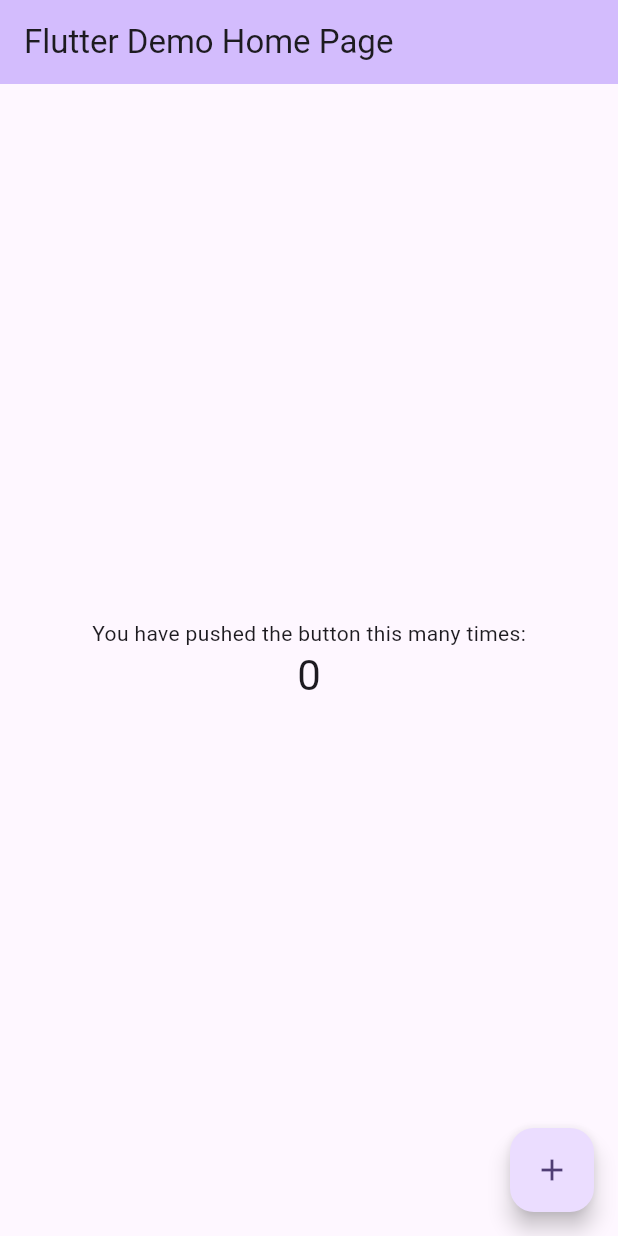
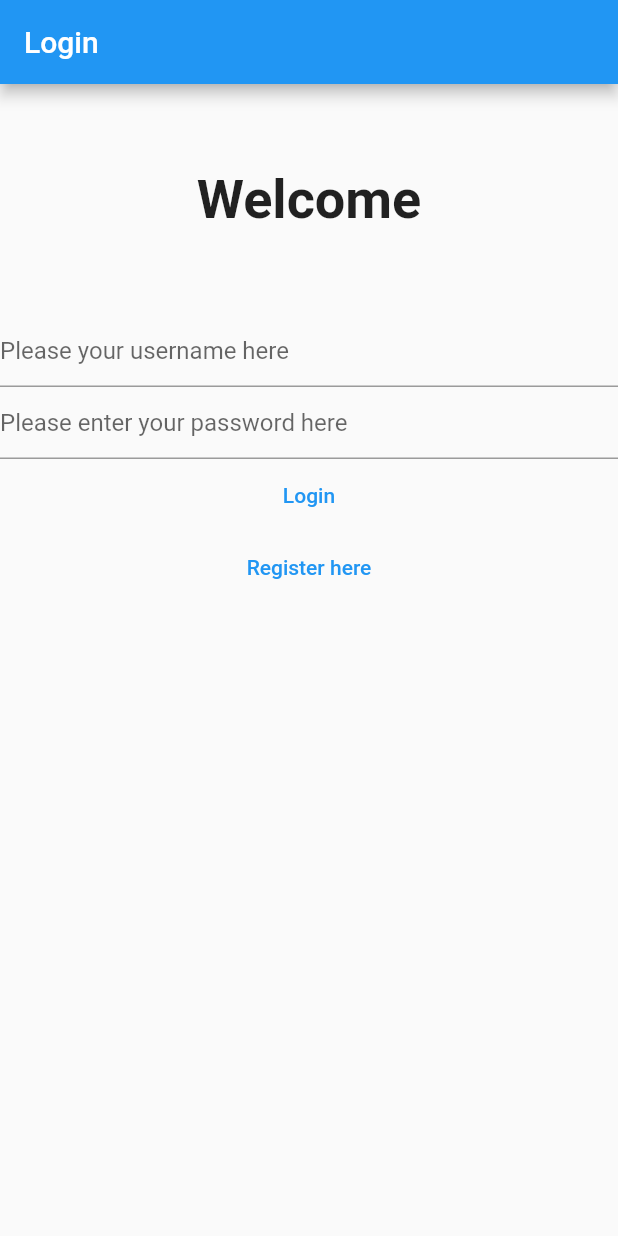
Before and after one commit to martti-j/flutter-note-app, a Flutter app: the screen it shows after launch, on a phone screen of 412 x 824 dp. Run offline on Flutter 3.47's test engine with Material 2 defaults, Android fonts, the phone set to English and light mode, and no system bars.

Commit message:
Added views

```diff
--- /dev/null
+++ b/lib/constants/routes.dart
@@ -0,0 +1,3 @@
+const notesRoute = '/notes/';
+const loginRoute = '/login/';
+const registrationRoute = '/registration/';
--- a/lib/main.dart
+++ b/lib/main.dart
@@ -1,125 +1,27 @@
 import 'package:flutter/material.dart';
+import 'package:note_app/views/login_view.dart';
+import 'package:note_app/views/notes_view.dart';
+import 'package:note_app/constants/routes.dart';
+import 'package:note_app/views/registration_view.dart';
 
 void main() {
-  runApp(const MyApp());
+  runApp(
+    MaterialApp(
+      home: const AppStart(),
+      routes: {
+        notesRoute: (context) => const NotesView(),
+        loginRoute: (context) => const LoginView(),
+        registrationRoute: (context) => const RegistrationView(),
+      }
+    )
+  );
 }
 
-class MyApp extends StatelessWidget {
-  const MyApp({super.key});
-
-  // This widget is the root of your application.
-  @override
-  Widget build(BuildContext context) {
-    return MaterialApp(
-      title: 'Flutter Demo',
-      theme: ThemeData(
-        // This is the theme of your application.
-        //
-        // TRY THIS: Try running your application with "flutter run". You'll see
-        // the application has a blue toolbar. Then, without quitting the app,
-        // try changing the seedColor in the colorScheme below to Colors.green
-        // and then invoke "hot reload" (save your changes or press the "hot
-        // reload" button in a Flutter-supported IDE, or press "r" if you used
-        // the command line to start the app).
-        //
-        // Notice that the counter didn't reset back to zero; the application
-        // state is not lost during the reload. To reset the state, use hot
-        // restart instead.
-        //
-        // This works for code too, not just values: Most code changes can be
-        // tested with just a hot reload.
-        colorScheme: ColorScheme.fromSeed(seedColor: Colors.deepPurple),
-        useMaterial3: true,
-      ),
-      home: const MyHomePage(title: 'Flutter Demo Home Page'),
-    );
-  }
-}
-
-class MyHomePage extends StatefulWidget {
-  const MyHomePage({super.key, required this.title});
-
-  // This widget is the home page of your application. It is stateful, meaning
-  // that it has a State object (defined below) that contains fields that affect
-  // how it looks.
-
-  // This class is the configuration for the state. It holds the values (in this
-  // case the title) provided by the parent (in this case the App widget) and
-  // used by the build method of the State. Fields in a Widget subclass are
-  // always marked "final".
-
-  final String title;
-
-  @override
-  State<MyHomePage> createState() => _MyHomePageState();
-}
-
-class _MyHomePageState extends State<MyHomePage> {
-  int _counter = 0;
-
-  void _incrementCounter() {
-    setState(() {
-      // This call to setState tells the Flutter framework that something has
-      // changed in this State, which causes it to rerun the build method below
-      // so that the display can reflect the updated values. If we changed
-      // _counter without calling setState(), then the build method would not be
-      // called again, and so nothing would appear to happen.
-      _counter++;
-    });
-  }
+class AppStart extends StatelessWidget {
+  const AppStart({super.key});
 
   @override
   Widget build(BuildContext context) {
-    // This method is rerun every time setState is called, for instance as done
-    // by the _incrementCounter method above.
-    //
-    // The Flutter framework has been optimized to make rerunning build methods
-    // fast, so that you can just rebuild anything that needs updating rather
-    // than having to individually change instances of widgets.
-    return Scaffold(
-      appBar: AppBar(
-        // TRY THIS: Try changing the color here to a specific color (to
-        // Colors.amber, perhaps?) and trigger a hot reload to see the AppBar
-        // change color while the other colors stay the same.
-        backgroundColor: Theme.of(context).colorScheme.inversePrimary,
-        // Here we take the value from the MyHomePage object that was created by
-        // the App.build method, and use it to set our appbar title.
-        title: Text(widget.title),
-      ),
-      body: Center(
-        // Center is a layout widget. It takes a single child and positions it
-        // in the middle of the parent.
-        child: Column(
-          // Column is also a layout widget. It takes a list of children and
-          // arranges them vertically. By default, it sizes itself to fit its
-          // children horizontally, and tries to be as tall as its parent.
-          //
-          // Column has various properties to control how it sizes itself and
-          // how it positions its children. Here we use mainAxisAlignment to
-          // center the children vertically; the main axis here is the vertical
-          // axis because Columns are vertical (the cross axis would be
-          // horizontal).
-          //
-          // TRY THIS: Invoke "debug painting" (choose the "Toggle Debug Paint"
-          // action in the IDE, or press "p" in the console), to see the
-          // wireframe for each widget.
-          mainAxisAlignment: MainAxisAlignment.center,
-          children: <Widget>[
-            const Text(
-              'You have pushed the button this many times:',
-            ),
-            Text(
-              '$_counter',
-              style: Theme.of(context).textTheme.headlineMedium,
-            ),
-          ],
-        ),
-      ),
-      floatingActionButton: FloatingActionButton(
-        onPressed: _incrementCounter,
-        tooltip: 'Increment',
-        child: const Icon(Icons.add),
-      ), // This trailing comma makes auto-formatting nicer for build methods.
-    );
+    return const LoginView();
   }
 }
--- /dev/null
+++ b/lib/views/login_view.dart
@@ -0,0 +1,81 @@
+import 'package:flutter/material.dart';
+import 'package:note_app/constants/routes.dart';
+
+class LoginView extends StatefulWidget {
+  const LoginView({super.key});
+
+  @override
+  State<LoginView> createState() => _LoginViewState();
+}
+
+class _LoginViewState extends State<LoginView> {
+  late final TextEditingController _username;
+  late final TextEditingController _password;
+
+  @override
+  void initState() {
+    _username = TextEditingController();
+    _password = TextEditingController();
+    super.initState();
+  }
+
+  @override
+  void dispose() {
+    _username.dispose();
+    _password.dispose();
+    super.dispose();
+  }
+
+  @override
+  Widget build(BuildContext context) {
+    return Scaffold(
+      appBar: AppBar(
+        title: const Text('Login'),
+      ),
+      body: Column(
+        children: [
+          const Padding(
+            padding: EdgeInsets.symmetric(vertical: 56.0),
+            child: Text(
+              'Welcome',
+              style: TextStyle(
+                fontWeight: FontWeight.bold,
+                fontSize: 36,
+              ),
+            ),
+          ),
+          TextField(
+            controller: _username,
+            enableSuggestions: false,
+            autocorrect: false,
+            decoration:
+                const InputDecoration(hintText: 'Please your username here'),
+          ),
+          TextField(
+            controller: _password,
+            enableSuggestions: false,
+            autocorrect: false,
+            obscureText: true,
+            decoration: const InputDecoration(
+                hintText: 'Please enter your password here'),
+          ),
+          TextButton(
+            onPressed: () {
+              print(_username.text);
+              print(_password.text);
+              Navigator.of(context).pushNamedAndRemoveUntil(
+                    notesRoute, (route) => false);
+            },
+            child: const Text('Login'),
+          ),
+          TextButton(
+              onPressed: () {
+                Navigator.of(context).pushNamedAndRemoveUntil(
+                    registrationRoute, (route) => false);
+              },
+              child: const Text('Register here')),
+        ],
+      ),
+    );
+  }
+}
--- /dev/null
+++ b/lib/views/registration_view.dart
@@ -0,0 +1,67 @@
+import 'package:flutter/material.dart';
+import 'package:note_app/constants/routes.dart';
+
+class RegistrationView extends StatefulWidget {
+  const RegistrationView({super.key});
+
+  @override
+  State<RegistrationView> createState() => _RegistrationViewState();
+}
+
+class _RegistrationViewState extends State<RegistrationView> {
+  late final TextEditingController _username;
+  late final TextEditingController _password;
+
+  @override
+  void initState() {
+    _username = TextEditingController();
+    _password = TextEditingController();
+    super.initState();
+  }
+
+  @override
+  void dispose() {
+    _username.dispose();
+    _password.dispose();
+    super.dispose();
+  }
+
+  @override
+  Widget build(BuildContext context) {
+    return Scaffold(
+      appBar: AppBar(
+        title: const Text('Registration'),
+      ),
+      body: Column(
+        children: [
+          TextField(
+            controller: _username,
+            enableSuggestions: false,
+            autocorrect: false,
+            decoration: const InputDecoration(
+              hintText: 'Write your username here',
+            ),
+          ),
+          TextField(
+            controller: _password,
+            enableSuggestions: false,
+            autocorrect: false,
+            obscureText: true,
+            decoration: const InputDecoration(
+              hintText: 'Write your password here',
+            ),
+          ),
+          TextButton(
+            onPressed: () {
+              print(_username.text);
+              print(_password.text);
+              Navigator.of(context).pushNamedAndRemoveUntil(
+                    loginRoute, (route) => false);
+            },
+            child: const Text('Register'),
+          )
+        ],
+      ),
+    );
+  }
+}
```
Also changed, not shown: lib/views/notes_view.dart (added, +22 -0 lines), 1 other file.
